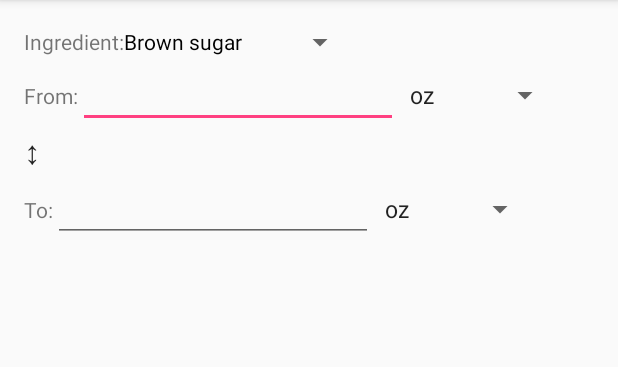
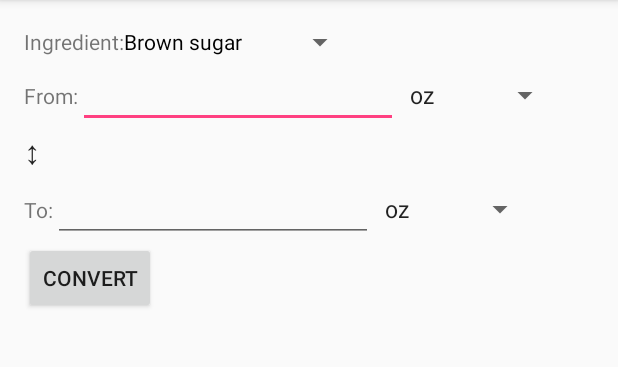
Before and after one commit to sudonatalie/cupful-android, an Android app: the screen it shows after launch (MainActivity), on a phone screen of 412 x 824 dp, the part 84-451 px from its top. Run offline under Robolectric (Android 15) with nearby library versions, the phone set to English and light mode, and no system bars.

Commit message:
Add a few units and display them in the to/from spinners. Convert onclick based on some real shoddy code but it works for now!

```diff
--- a/app/src/main/java/com/natalieperna/cupful/MainActivity.java
+++ b/app/src/main/java/com/natalieperna/cupful/MainActivity.java
@@ -6,6 +6,8 @@ import android.util.Log;
 import android.view.View;
 import android.widget.AdapterView;
 import android.widget.ArrayAdapter;
+import android.widget.Button;
+import android.widget.EditText;
 import android.widget.Spinner;
 import android.widget.Toast;
 
@@ -22,6 +24,7 @@ public class MainActivity extends AppCompatActivity {
         setContentView(R.layout.activity_main);
 
         // Units available for conversion
+        // TODO Store units in database
         Unit[] units = {
                 new Unit("oz", UnitType.WEIGHT, 1),
                 new Unit("cups", UnitType.VOLUME, 1),
@@ -38,35 +41,49 @@ public class MainActivity extends AppCompatActivity {
         }
 
         // Show ingredients in spinner
-        Spinner ingredientSpinner = (Spinner) findViewById(R.id.ingredient);
+        final Spinner ingredientSpinner = (Spinner) findViewById(R.id.ingredient);
         List<Ingredient> ingredients = dbHelper.getIngredients();
-        final IngredientAdapter ingredientAdapter = new IngredientAdapter(this, android.R.layout.simple_spinner_item, ingredients);
+        IngredientAdapter ingredientAdapter = new IngredientAdapter(this, android.R.layout.simple_spinner_item, ingredients);
         //ArrayAdapter<CharSequence> ingredientAdapter = ArrayAdapter.createFromResource(this, R.array.planets_array, android.R.layout.simple_spinner_item);
         ingredientAdapter.setDropDownViewResource(android.R.layout.simple_spinner_dropdown_item);
         ingredientSpinner.setAdapter(ingredientAdapter);
-        ingredientSpinner.setOnItemSelectedListener(new AdapterView.OnItemSelectedListener() {
-
-            @Override
-            public void onItemSelected(AdapterView<?> ingredientAdapterView, View view,
-                                       int position, long id) {
-                // Here you get the current item (a User object) that is selected by its position
-                Ingredient currentIngredient = ingredientAdapter.getItem(position);
-                // Here you can do the action you want to...
-                Toast.makeText(getApplicationContext(), "Name: " + currentIngredient.getName(),
-                        Toast.LENGTH_SHORT).show();
-            }
-
-            @Override
-            public void onNothingSelected(AdapterView<?> ingredientAdapter) {
-            }
-        });
 
         // Show units in from and to spinners
-        Spinner fromSpinner = (Spinner) findViewById(R.id.fromUnit);
-        Spinner toSpinner = (Spinner) findViewById(R.id.toUnit);
+        final Spinner fromSpinner = (Spinner) findViewById(R.id.fromUnit);
+        final Spinner toSpinner = (Spinner) findViewById(R.id.toUnit);
         ArrayAdapter<Unit> unitAdapter = new ArrayAdapter<>(this, android.R.layout.simple_spinner_item, units);
         unitAdapter.setDropDownViewResource(android.R.layout.simple_spinner_dropdown_item);
         fromSpinner.setAdapter(unitAdapter);
         toSpinner.setAdapter(unitAdapter);
+
+        Button button = (Button) findViewById(R.id.convert);
+        button.setOnClickListener(new View.OnClickListener() {
+            @Override
+            public void onClick(View view) {
+                Ingredient ingredient;
+                Unit fromUnit;
+                Unit toUnit;
+                double fromVal;
+                double toVal;
+
+                ingredient = (Ingredient) ingredientSpinner.getSelectedItem();
+                fromUnit = (Unit) fromSpinner.getSelectedItem();
+                toUnit = (Unit) toSpinner.getSelectedItem();
+                fromVal = Double.parseDouble(((EditText) findViewById(R.id.fromValue)).getText().toString());
+
+                double baseVal = fromVal * fromUnit.toBase;
+                if (fromUnit.type != toUnit.type) {
+                    if (fromUnit.type == UnitType.WEIGHT) {
+                        baseVal /= ingredient.getOzPerCup();
+                    } else {
+                        baseVal *= ingredient.getOzPerCup();
+                    }
+                }
+                toVal = toUnit.fromBase() * baseVal;
+
+                EditText display = (EditText) findViewById(R.id.toValue);
+                display.setText(String.format("%f", toVal));
+            }
+        });
     }
 }
--- a/app/src/main/res/layout/activity_main.xml
+++ b/app/src/main/res/layout/activity_main.xml
@@ -77,4 +77,10 @@
             android:layout_width="wrap_content"
             android:layout_height="wrap_content" />
     </LinearLayout>
+
+    <Button
+        android:layout_width="wrap_content"
+        android:layout_height="wrap_content"
+        android:text="Convert"
+        android:id="@+id/convert" />
 </LinearLayout>
```
Also changed, not shown: app/src/main/java/com/natalieperna/cupful/Unit.java (+8 -0 lines).
